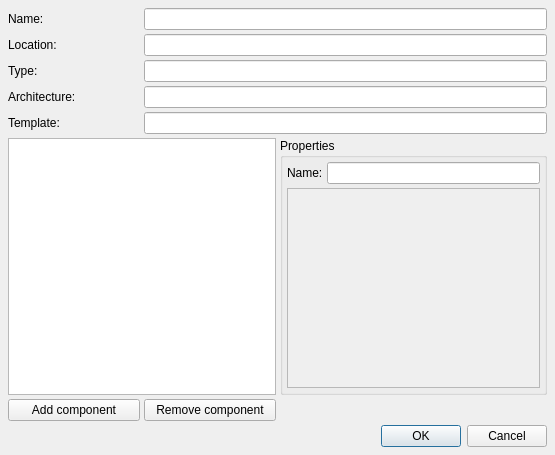
The window that Src/EmuOne/emuone/ConfigureVmDialog.ui (akapustiatyahoocouk/EmuOne) describes before a commit, drawn with Qt 5.
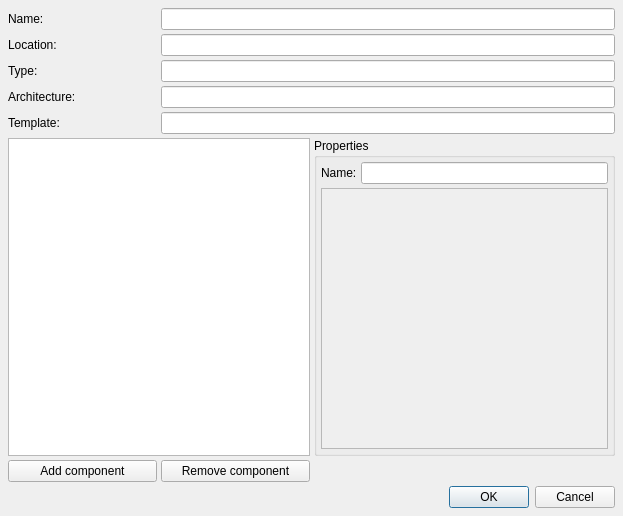
The same window after the commit. Icons and pictures are not drawn.

What changed in the file:
```diff
--- a/Src/EmuOne/emuone/ConfigureVmDialog.ui
+++ b/Src/EmuOne/emuone/ConfigureVmDialog.ui
@@ -9,8 +9,8 @@
    <rect>
     <x>0</x>
     <y>0</y>
-    <width>555</width>
-    <height>455</height>
+    <width>623</width>
+    <height>516</height>
    </rect>
   </property>
   <property name="sizePolicy">
```
